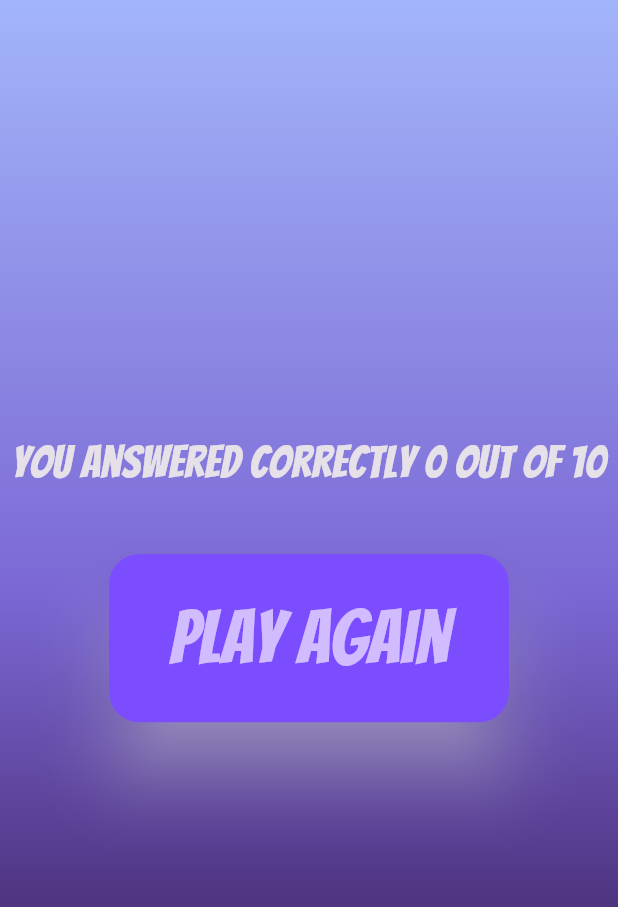
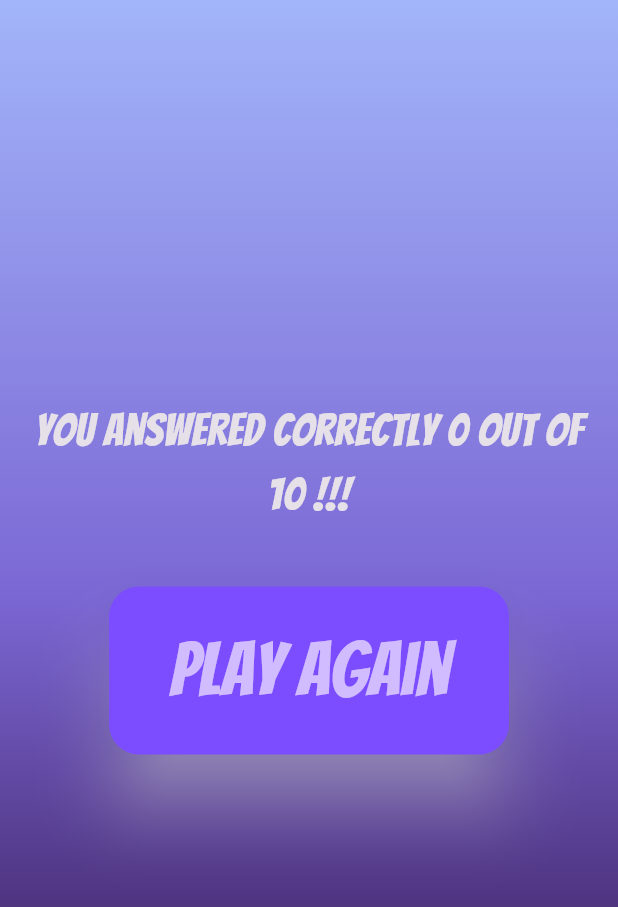
Before and after one commit to riclovato/anime-quiz, a Flutter app: the Result screen opened directly with empty values, on a phone screen of 412 x 824 dp, the part 84-991 px from its top. Run offline on Flutter 3.47's test engine with Material 3 defaults, Android fonts, the light colour scheme and no system bars; our stand-ins replace cloud_firestore, confetti, firebase_core, google_fonts; accounts and stored records are empty.

Commit message:
add confetti animation and congratulations image

```diff
--- a/lib/pages/homepage.dart
+++ b/lib/pages/homepage.dart
@@ -25,7 +25,7 @@ class Homepage extends StatelessWidget {
                   ),
                 ],
               ),
-              child: Image.asset('images/logo.png', width: 300, height: 300),
+              child: Image.asset('assets/logo.png', width: 300, height: 300),
             ),
             SizedBox(height: 40),
             ElevatedButton(
--- a/lib/pages/quiz.dart
+++ b/lib/pages/quiz.dart
@@ -42,7 +42,7 @@ class _QuizState extends State<Quiz> {
               ),
 
               Padding(
-                padding: const EdgeInsets.fromLTRB(10, 80, 0, 50),
+                padding: const EdgeInsets.fromLTRB(10, 80, 10, 50),
                 child: Column(
                   mainAxisAlignment: MainAxisAlignment.spaceAround,
                   children: [
--- a/lib/pages/result.dart
+++ b/lib/pages/result.dart
@@ -1,12 +1,35 @@
 import 'package:flutter/material.dart';
+import 'package:confetti/confetti.dart';
 import '../components/app_bar.dart';
 
-
-class Result extends StatelessWidget {
+class Result extends StatefulWidget {
   final int correctAnswers;
 
   const Result({super.key, required this.correctAnswers});
 
+  @override
+  State<Result> createState() => _ResultState();
+}
+
+class _ResultState extends State<Result> {
+  late ConfettiController _confettiController;
+
+  @override
+  void initState() {
+    super.initState();
+    _confettiController =
+        ConfettiController(duration: const Duration(seconds: 3));
+
+    if (widget.correctAnswers >= 10) {
+      _confettiController.play();
+    }
+  }
+
+  @override
+  void dispose() {
+    _confettiController.dispose();
+    super.dispose();
+  }
 
   @override
   Widget build(BuildContext context) {
@@ -16,12 +39,38 @@ class Result extends StatelessWidget {
         child: Column(
           mainAxisAlignment: MainAxisAlignment.center,
           children: [
-
-              Text("You answered correctly $correctAnswers out of 10", style: TextStyle(fontSize: 30), textAlign: TextAlign.center,),
+            if (widget.correctAnswers >= 10) ...[
+              Stack(
+                alignment: Alignment.topCenter,
+                children: [
+                  Image.asset(
+                    'assets/congratulations.png',
+                    width: 400,
+                    height: 400,
+                  ),
+                  Positioned(
+                    top: 0,
+                    child: ConfettiWidget(
+                      confettiController: _confettiController,
+                      blastDirectionality: BlastDirectionality.explosive,
+                      shouldLoop: true,
+                      emissionFrequency: 0.05,
+                      numberOfParticles: 25,
+                      maxBlastForce: 30,
+                      minBlastForce: 10,
+                    ),
+                  ),
+                ],
+              ),
+            ],
+            Text(
+              "You answered correctly ${widget.correctAnswers} out of 10 !!! ",
+              style: TextStyle(fontSize: 30),
+              textAlign: TextAlign.center,
+            ),
             SizedBox(height: 40),
             ElevatedButton(
               onPressed: () async {
-
                 Navigator.pushReplacementNamed(context, '/');
               },
               style: ElevatedButton.styleFrom(
@@ -33,7 +82,11 @@ class Result extends StatelessWidget {
                 shadowColor: Colors.white.withValues(alpha: 0.8),
                 backgroundColor: Colors.deepPurpleAccent,
               ).merge(
-                  ButtonStyle(overlayColor: WidgetStatePropertyAll(Colors.deepPurpleAccent.shade100.withValues(alpha: 150))),
+                ButtonStyle(
+                  overlayColor: WidgetStatePropertyAll(
+                    Colors.deepPurpleAccent.shade100.withValues(alpha: 150),
+                  ),
+                ),
               ),
               child: const Text('Play Again', style: TextStyle(fontSize: 50)),
             ),
--- a/pubspec.yaml
+++ b/pubspec.yaml
@@ -37,6 +37,7 @@ dependencies:
   google_fonts: ^6.3.1
   firebase_core: ^4.1.0
   cloud_firestore: ^6.0.1
+  confetti: ^0.8.0
 
 
 dev_dependencies:
@@ -68,7 +69,7 @@ flutter:
 
   # To add assets to your application, add an assets section, like this:
   assets:
-    - images/
+    - assets/
     - assets/questions.json
 
   #   - images/a_dot_ham.jpeg
```
Also changed, not shown: assets/congratulations.png (added), assets/logo.png (renamed from images/logo.png), pubspec.lock, 1 other file. Lines whose indentation alone changed are shown as unchanged.
